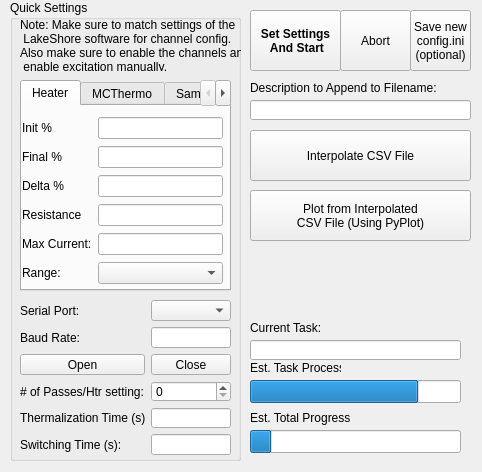
First picture: the form in LakeShore372SimplifiedStressMeasureGui.ui, repository Sochnikov-Lab/LakeShore372-Tools, before the edit.
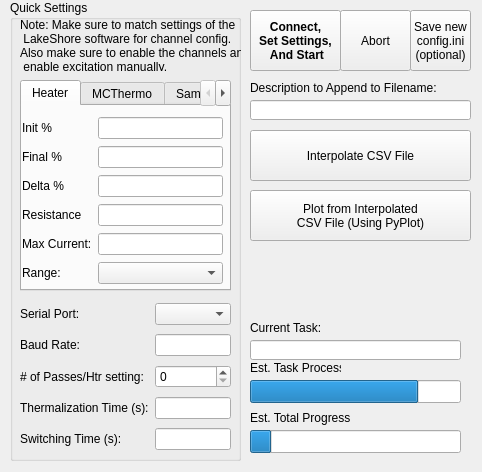
Second picture: the form after the edit.

```diff
--- a/LakeShore372SimplifiedStressMeasureGui.ui
+++ b/LakeShore372SimplifiedStressMeasureGui.ui
@@ -30,7 +30,8 @@
      </font>
     </property>
     <property name="text">
-     <string>Set Settings
+     <string>Connect,
+Set Settings,
  And Start</string>
     </property>
    </widget>
@@ -579,45 +580,28 @@
       </rect>
      </property>
      <layout class="QGridLayout" name="gridLayout_6">
-      <item row="6" column="0">
+      <item row="5" column="0">
        <widget class="QLabel" name="label_24">
         <property name="text">
          <string>Switching Time (s):</string>
         </property>
        </widget>
       </item>
-      <item row="5" column="1">
+      <item row="4" column="1">
        <widget class="QLineEdit" name="thermalizationtime"/>
       </item>
-      <item row="6" column="1">
+      <item row="5" column="1">
        <widget class="QLineEdit" name="switchingtime"/>
       </item>
-      <item row="5" column="0">
+      <item row="4" column="0">
        <widget class="QLabel" name="label_23">
         <property name="text">
          <string>Thermalization Time (s):</string>
         </property>
        </widget>
       </item>
-      <item row="3" column="0">
-       <widget class="QPushButton" name="serialportopen">
-        <property name="enabled">
-         <bool>true</bool>
-        </property>
-        <property name="text">
-         <string>Open</string>
-        </property>
-       </widget>
-      </item>
       <item row="3" column="1">
-       <widget class="QPushButton" name="serialportclose">
-        <property name="enabled">
-         <bool>true</bool>
-        </property>
-        <property name="text">
-         <string>Close</string>
-        </property>
-       </widget>
+       <widget class="QSpinBox" name="measurementpasses"/>
       </item>
       <item row="0" column="1">
        <widget class="QComboBox" name="serialportport">
@@ -629,6 +613,13 @@
         </property>
        </widget>
       </item>
+      <item row="3" column="0">
+       <widget class="QLabel" name="label_16">
+        <property name="text">
+         <string># of Passes/Htr setting:</string>
+        </property>
+       </widget>
+      </item>
       <item row="1" column="1">
        <widget class="QLineEdit" name="serialportbaud">
         <property name="inputMask">
@@ -656,16 +647,6 @@
         </property>
        </widget>
       </item>
-      <item row="4" column="1">
-       <widget class="QSpinBox" name="measurementpasses"/>
-      </item>
-      <item row="4" column="0">
-       <widget class="QLabel" name="label_16">
-        <property name="text">
-         <string># of Passes/Htr setting:</string>
-        </property>
-       </widget>
-      </item>
      </layout>
     </widget>
    </widget>
```
Left out of the diff: 2 changed lines with no effect on the pictures.
